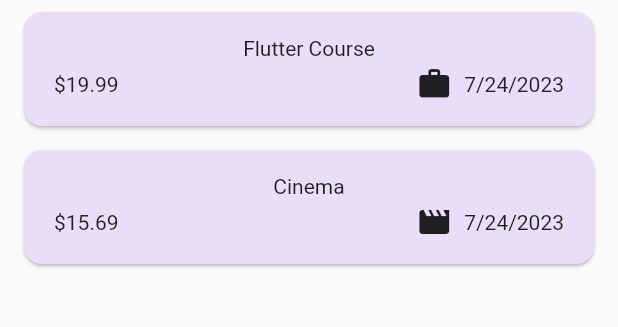
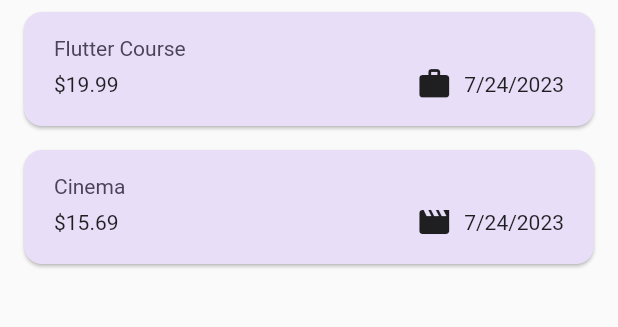
Before and after one commit to Moe-Ajam/expense_tracker, a Flutter app: the screen it shows after launch, on a phone screen of 412 x 824 dp, the part 108-435 px from its top. Run offline on Flutter 3.47's test engine with Material 2 defaults, Android fonts, the phone set to English and light mode, and no system bars.

Commit message:
More theming options

```diff
--- a/lib/widgets/expenses_list/expense_item.dart
+++ b/lib/widgets/expenses_list/expense_item.dart
@@ -16,8 +16,12 @@ class ExpenseItem extends StatelessWidget {
           vertical: 16,
         ),
         child: Column(
+          crossAxisAlignment: CrossAxisAlignment.start,
           children: [
-            Text(expense.title),
+            Text(
+              expense.title,
+              style: Theme.of(context).textTheme.titleLarge,
+            ),
             const SizedBox(
               height: 4,
             ),
--- a/lib/widgets/expenses_list/expenses_list.dart
+++ b/lib/widgets/expenses_list/expenses_list.dart
@@ -1,5 +1,6 @@
 import 'package:expense_tracker/widgets/expenses_list/expense_item.dart';
 import 'package:flutter/cupertino.dart';
+import 'package:flutter/material.dart';
 
 import '../../models/expense.dart';
 
@@ -17,6 +18,11 @@ class ExpensesList extends StatelessWidget {
       itemCount: expenses.length,
       itemBuilder: (ctx, index) => Dismissible(
         key: ValueKey(expenses[index]),
+        background: Container(
+          color: Theme.of(context).colorScheme.error.withOpacity(0.75),
+          margin: EdgeInsets.symmetric(
+              horizontal: Theme.of(context).cardTheme.margin!.horizontal),
+        ),
         onDismissed: (direction) {
           onRemoveExpense(expenses[index]);
         },
```
